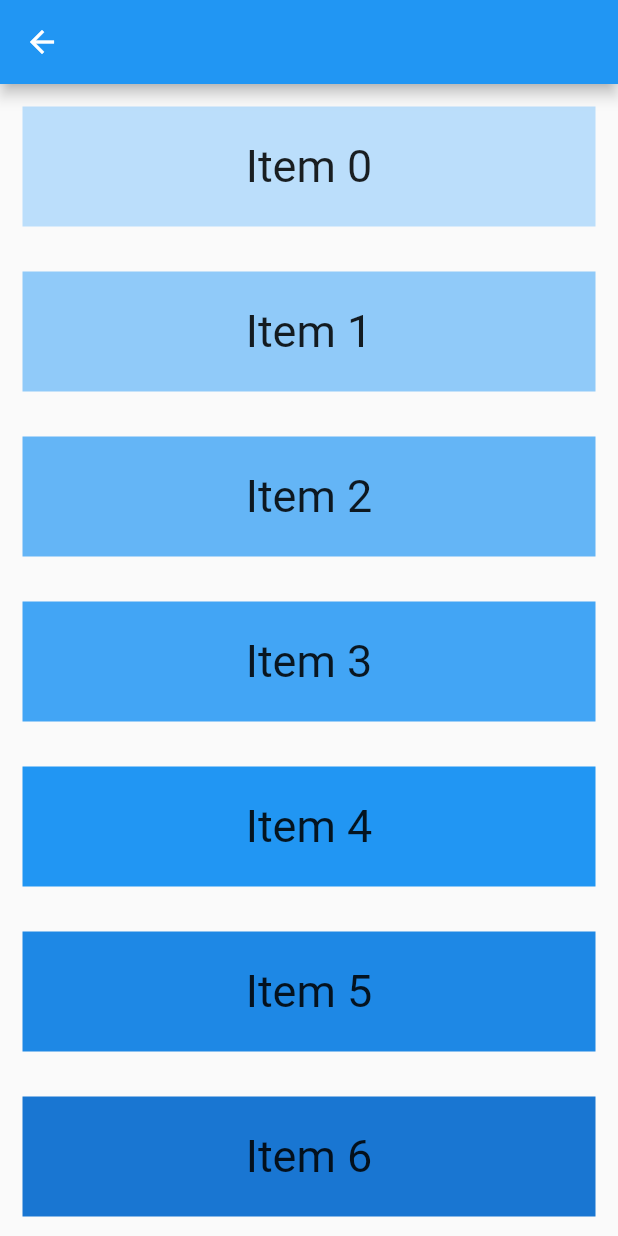
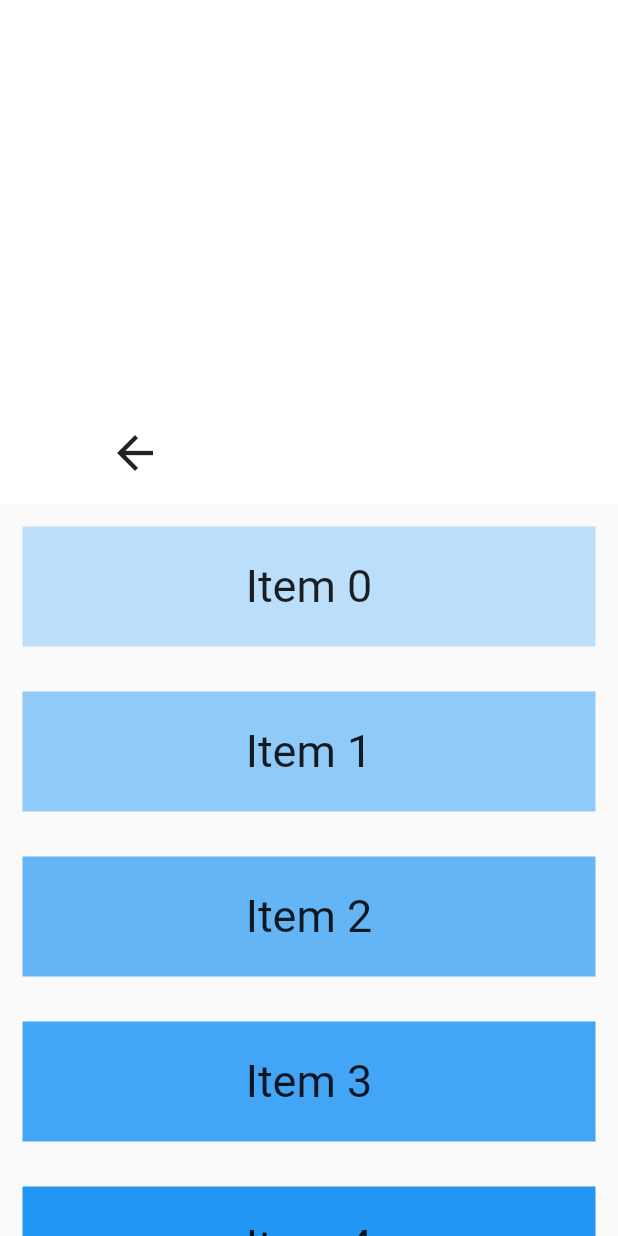
Before and after one commit to Nasirnoori22/Food-delivery-, a Flutter app: the screen it shows after launch, on a phone screen of 412 x 824 dp. Run offline on Flutter 3.47's test engine with Material 2 defaults, Android fonts, the phone set to English and light mode, and no system bars.

Commit message:
first commit

```diff
--- a/lib/pages/home.dart
+++ b/lib/pages/home.dart
@@ -6,18 +6,30 @@ class Home extends StatelessWidget {
   @override
   Widget build(BuildContext context) {
     return Scaffold(
+      appBar:  AppBar(
+        backgroundColor: Colors.white,
+        elevation: 0,
+      ),
       body: CustomScrollView(
         slivers: [
           SliverAppBar(
-            leading: IconButton(
-              icon: Icon(Icons.arrow_back),
-                tooltip: 'Click to Home Screen',
-                onPressed: () {
-              }
-            ),
+            backgroundColor: Colors.white,
+            elevation: 0,
             forceElevated: true,
             floating: true,
-            pinned: false,
+            pinned: true,
+            flexibleSpace:  FlexibleSpaceBar(
+              title: Container(
+                  child: Row(
+                    children: [
+                     Icon(Icons.arrow_back,),
+
+                    ],
+                ),
+              ),
+            ),
+            expandedHeight: 280,
+
           ),
          SliverList(
           delegate: SliverChildBuilderDelegate(
@@ -39,6 +51,7 @@ class Home extends StatelessWidget {
           ),
         ),
         ],
+
       )
     );
   }
```
